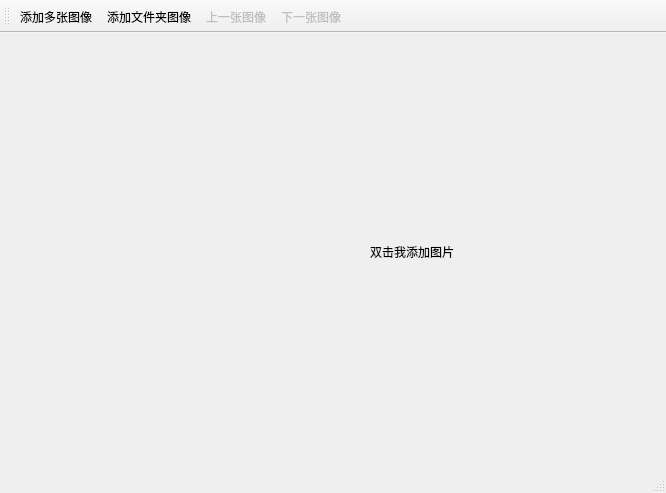
Qt form Ui/MainWindow/CCImageMainWindow.ui (Charliechen114514/CCPixelCraft) before a commit.
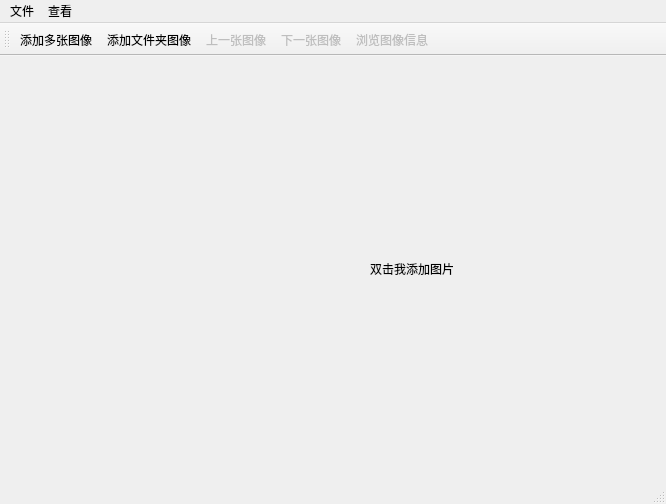
The same form after that commit. Icons and pictures are not drawn. Custom widgets are drawn as their Qt base class.

Commit message: Commit image_info browsing

What changed in the file:
```diff
--- a/Ui/MainWindow/CCImageMainWindow.ui
+++ b/Ui/MainWindow/CCImageMainWindow.ui
@@ -6,18 +6,42 @@
    <rect>
     <x>0</x>
     <y>0</y>
-    <width>645</width>
+    <width>654</width>
     <height>493</height>
    </rect>
   </property>
+  <property name="sizePolicy">
+   <sizepolicy hsizetype="Fixed" vsizetype="Fixed">
+    <horstretch>0</horstretch>
+    <verstretch>0</verstretch>
+   </sizepolicy>
+  </property>
   <property name="windowTitle">
    <string>CCImageMainWindow</string>
   </property>
   <widget class="QWidget" name="centralwidget">
-   <layout class="QHBoxLayout" name="horizontalLayout">
-    <item>
+   <property name="sizePolicy">
+    <sizepolicy hsizetype="Fixed" vsizetype="Fixed">
+     <horstretch>0</horstretch>
+     <verstretch>0</verstretch>
+    </sizepolicy>
+   </property>
+   <layout class="QGridLayout" name="gridLayout">
+    <property name="sizeConstraint">
+     <enum>QLayout::SizeConstraint::SetMinAndMaxSize</enum>
+    </property>
+    <item row="0" column="0">
      <widget class="QWidget" name="browsing_widget" native="true">
+      <property name="sizePolicy">
+       <sizepolicy hsizetype="MinimumExpanding" vsizetype="MinimumExpanding">
+        <horstretch>0</horstretch>
+        <verstretch>0</verstretch>
+       </sizepolicy>
+      </property>
       <layout class="QHBoxLayout" name="horizontalLayout_2" stretch="1,3">
+       <property name="sizeConstraint">
+        <enum>QLayout::SizeConstraint::SetDefaultConstraint</enum>
+       </property>
        <item>
         <widget class="QWidget" name="view_preview_now_widget" native="true">
          <layout class="QVBoxLayout" name="verticalLayout">
@@ -84,7 +108,7 @@
        <item>
         <widget class="DisplayLabel" name="label_display">
          <property name="sizePolicy">
-          <sizepolicy hsizetype="MinimumExpanding" vsizetype="MinimumExpanding">
+          <sizepolicy hsizetype="Minimum" vsizetype="Minimum">
            <horstretch>0</horstretch>
            <verstretch>0</verstretch>
           </sizepolicy>
@@ -112,8 +136,15 @@
       </layout>
      </widget>
     </item>
-    <item>
-     <widget class="QWidget" name="operating_widget" native="true"/>
+    <item row="0" column="1">
+     <widget class="QWidget" name="operating_widget" native="true">
+      <property name="sizePolicy">
+       <sizepolicy hsizetype="Expanding" vsizetype="Expanding">
+        <horstretch>0</horstretch>
+        <verstretch>0</verstretch>
+       </sizepolicy>
+      </property>
+     </widget>
     </item>
    </layout>
   </widget>
@@ -122,13 +153,35 @@
     <rect>
      <x>0</x>
      <y>0</y>
-     <width>645</width>
+     <width>654</width>
      <height>18</height>
     </rect>
    </property>
+   <widget class="QMenu" name="menu">
+    <property name="title">
+     <string>文件</string>
+    </property>
+   </widget>
+   <widget class="QMenu" name="menu_2">
+    <property name="title">
+     <string>查看</string>
+    </property>
+    <addaction name="action_browse_image_info"/>
+   </widget>
+   <addaction name="menu"/>
+   <addaction name="menu_2"/>
   </widget>
   <widget class="QStatusBar" name="statusbar"/>
   <widget class="QToolBar" name="toolBar">
+   <property name="enabled">
+    <bool>true</bool>
+   </property>
+   <property name="sizePolicy">
+    <sizepolicy hsizetype="Fixed" vsizetype="Fixed">
+     <horstretch>0</horstretch>
+     <verstretch>0</verstretch>
+    </sizepolicy>
+   </property>
    <property name="windowTitle">
     <string>toolBar</string>
    </property>
@@ -145,6 +198,7 @@
    <addaction name="action_loadfromDir"/>
    <addaction name="action_prev_image"/>
    <addaction name="action_next_image"/>
+   <addaction name="action_browse_image_info"/>
   </widget>
   <action name="action_add_images">
    <property name="icon">
@@ -211,6 +265,18 @@
     <enum>QAction::MenuRole::NoRole</enum>
    </property>
   </action>
+  <action name="action_browse_image_info">
+   <property name="enabled">
+    <bool>false</bool>
+   </property>
+   <property name="icon">
+    <iconset resource="../../Sources/sources.qrc">
+     <normaloff>:/icons/toolbar/icons/toolbar/image_infomation.png</normaloff>:/icons/toolbar/icons/toolbar/image_infomation.png</iconset>
+   </property>
+   <property name="text">
+    <string>浏览图像信息</string>
+   </property>
+  </action>
  </widget>
  <customwidgets>
   <customwidget>
```
The commit also changes 21 other files.
